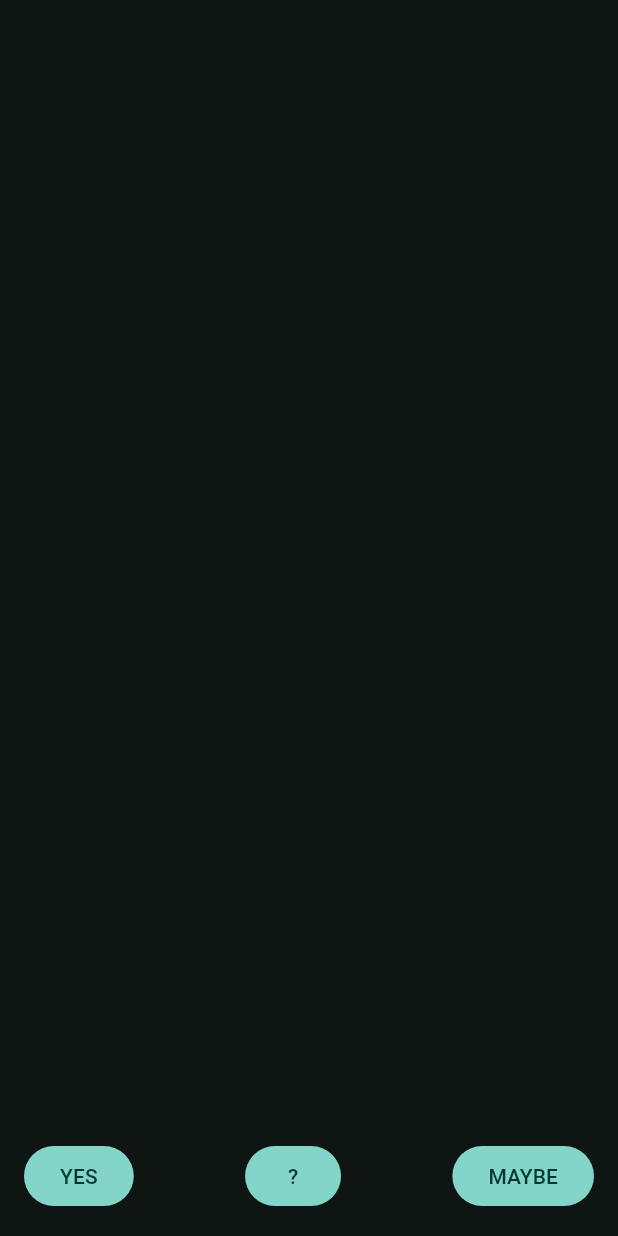
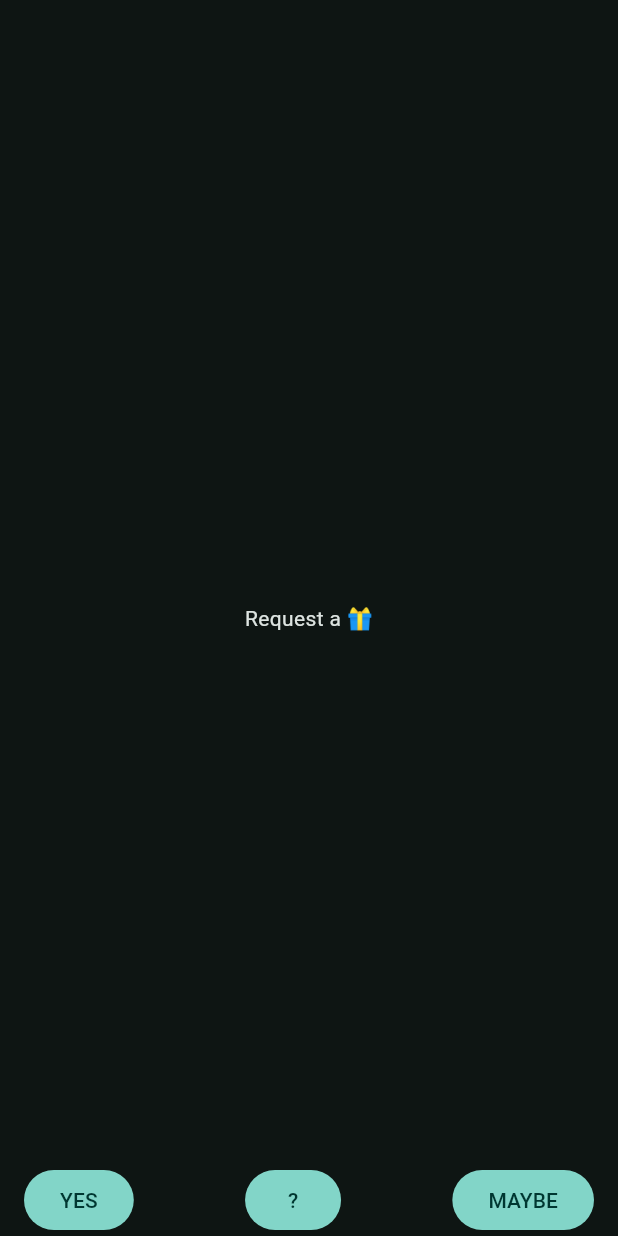
Before and after one commit to daniMatilla/archetype-locator, a Flutter app: the screen it shows after launch, on a phone screen of 412 x 824 dp. Run offline on Flutter 3.47's test engine with Material 3 defaults, Android fonts, the phone set to English and light mode, and no system bars; our stand-ins replace dio, equatable, flutter_bloc, get_it, get_it_mixin, go_router and 2 more; generated files the repository leaves out were written again.

```diff
--- /dev/null
+++ b/app/lib/di/cubit.module.dart
@@ -0,0 +1,6 @@
+import 'package:locator/locator.dart';
+import 'package:sample/cubit/sample_cubit.dart';
+
+get cubitModule => {
+      getIt.registerSingleton<SampleCubit>(SampleCubit(get())),
+    };
--- a/app/lib/main.dart
+++ b/app/lib/main.dart
@@ -1,9 +1,11 @@
+import 'package:app/di/cubit.module.dart';
 import 'package:app/di/remote_datasource.module.dart';
 import 'package:app/di/repository.module.dart';
 import 'package:app/di/service.module.dart';
 import 'package:flutter/material.dart';
 import 'package:design_system/theme.dart';
 import 'package:flutter_bloc/flutter_bloc.dart';
+import 'package:locator/locator.dart';
 import 'package:sample/cubit/sample_cubit.dart';
 
 import 'router/router.dart';
@@ -14,6 +16,7 @@ setUpModules() {
   serviceModule;
   repositoryModule;
   // useCaseModule;
+  cubitModule;
 }
 
 void main() {
@@ -26,13 +29,10 @@ class MainApp extends StatelessWidget {
 
   @override
   Widget build(BuildContext context) {
-    return BlocProvider(
-      create: (context) => SampleCubit(),
-      child: MaterialApp.router(
-        debugShowCheckedModeBanner: false,
-        theme: AppTheme(selectedColor: 2).theme(),
-        routerConfig: appRouter,
-      ),
+    return MaterialApp.router(
+      debugShowCheckedModeBanner: false,
+      theme: AppTheme(selectedColor: 2).theme(),
+      routerConfig: appRouter,
     );
   }
 }
--- a/app/lib/router/router.routes.dart
+++ b/app/lib/router/router.routes.dart
@@ -1,7 +1,7 @@
 part of 'router.dart';
 
 // Match the SharedRoutes to the screen here...
-const MapWidget _appRoutes = {
+MapWidget _appRoutes = {
   SharedRoutes.detail: DetailScreen(),
-  SharedRoutes.home: SampleScreen(),
+  SharedRoutes.home: BlocProvider(create: (context) => getIt<SampleCubit>(), child: SampleScreen()),
 };
--- a/feature/sample/lib/cubit/sample_cubit.dart
+++ b/feature/sample/lib/cubit/sample_cubit.dart
@@ -1,21 +1,18 @@
 import 'package:equatable/equatable.dart';
 import 'package:flutter_bloc/flutter_bloc.dart';
 
-import 'package:locator/locator.dart';
 import 'package:domain/movie/repository/isample.repository.dart';
 import 'package:domain/movie/bo/sample.bo.dart';
 
 part 'sample_state.dart';
 
 class SampleCubit extends Cubit<SampleState> {
-  final _repository = getIt<ISampleRepository>();
+  SampleCubit(this.repository) : super(const SampleState());
+  ISampleRepository repository;
 
-  SampleCubit() : super(const SampleState());
-
-  request(String? request) async {
+  void request(String? request) async {
     emit(state.update(loading: true));
-    await Future.delayed(const Duration(seconds: 2));
-    final sample = await _repository.getSample(force: request);
+    final sample = await repository.getSample(force: request);
     emit(state.update(sample: sample, loading: false));
   }
 }
--- a/feature/sample/lib/cubit/sample_state.dart
+++ b/feature/sample/lib/cubit/sample_state.dart
@@ -3,16 +3,11 @@ part of 'sample_cubit.dart';
 class SampleState extends Equatable {
   const SampleState({
     this.sample,
-    this.loading = false,
   });
   final SampleBo? sample;
-  final bool loading;
 
   @override
-  List<Object?> get props => [
-        sample,
-        loading,
-      ];
+  List<Object?> get props => [sample];
 
   SampleState update({
     SampleBo? sample,
@@ -20,6 +15,5 @@ class SampleState extends Equatable {
   }) =>
       SampleState(
         sample: sample ?? this.sample,
-        loading: loading ?? this.loading,
       );
 }
--- a/feature/sample/lib/sample.screen.dart
+++ b/feature/sample/lib/sample.screen.dart
@@ -1,9 +1,11 @@
+import 'package:domain/movie/bo/sample.bo.dart';
 import 'package:flutter/material.dart';
 import 'package:flutter_bloc/flutter_bloc.dart';
+import 'package:locator/locator.dart';
 import 'package:sample/cubit/sample_cubit.dart';
 
-class SampleScreen extends StatelessWidget {
-  const SampleScreen({Key? key}) : super(key: key);
+class SampleScreen extends BaseStatelessWidget {
+  SampleScreen({Key? key}) : super(key: key);
 
   @override
   Widget build(BuildContext context) {
@@ -11,40 +13,48 @@ class SampleScreen extends StatelessWidget {
     final state = cubit.state;
 
     return Scaffold(
-      body: Center(
-        child: Stack(
-          alignment: Alignment.center,
-          fit: StackFit.expand,
+      body: Stack(
+        alignment: Alignment.bottomCenter,
         children: [
-            state.loading
-                ? const Center(child: CircularProgressIndicator())
-                : state.sample != null
-                    ? Image.network(
-                        state.sample!.urlGif,
-                        fit: BoxFit.cover,
-                        loadingBuilder: (context, child, loadingProgress) {
-                          return loadingProgress == null
-                              ? child
-                              : Center(
-                                  child: CircularProgressIndicator(
-                                    value:
-                                        loadingProgress.cumulativeBytesLoaded /
-                                            loadingProgress.expectedTotalBytes!,
-                                  ),
-                                );
-                        },
-                      )
-                    : Container(),
+          state.sample != null ? _GifView(sample: state.sample!) : const Center(child: Text('Request a 🎁')),
           Column(
-              mainAxisAlignment: MainAxisAlignment.spaceBetween,
             children: [
-                Expanded(child: _Text(state: state)),
+              const Spacer(),
               _Buttons(cubit: cubit),
             ],
           ),
         ],
       ),
+    );
+  }
+}
+
+class _GifView extends StatelessWidget {
+  const _GifView({required this.sample});
+  final SampleBo sample;
+
+  @override
+  Widget build(BuildContext context) {
+    return Image.network(
+      sample.urlGif,
+      fit: BoxFit.cover,
+      loadingBuilder: (context, child, loadingProgress) {
+        return loadingProgress != null
+            ? const Center(child: CircularProgressIndicator())
+            : Stack(
+                alignment: Alignment.center,
+                fit: StackFit.expand,
+                children: [
+                  child,
+                  Center(
+                    child: Text(
+                      sample.answer,
+                      style: const TextStyle(fontSize: 124, fontWeight: FontWeight.bold, color: Colors.white24),
                     ),
+                  )
+                ],
+              );
+      },
     );
   }
 }
@@ -55,50 +65,17 @@ class _Buttons extends StatelessWidget {
 
   @override
   Widget build(BuildContext context) {
-    return Padding(
-      padding: const EdgeInsets.only(
-        bottom: 16,
-        left: 16,
-        right: 16,
-      ),
+    return SafeArea(
+      top: false,
+      minimum: const EdgeInsets.symmetric(horizontal: 16),
       child: Row(
         mainAxisAlignment: MainAxisAlignment.spaceBetween,
         children: [
-          FilledButton(
-            onPressed: () => cubit.request('yes'),
-            child: const Text('YES'),
-          ),
-          FilledButton(
-            onPressed: () => cubit.request(null),
-            child: const Text('?'),
-          ),
-          FilledButton(
-            onPressed: () => cubit.request('maybe'),
-            child: const Text('MAYBE'),
-          ),
+          FilledButton(onPressed: () => cubit.request('yes'), child: const Text('YES')),
+          FilledButton(onPressed: () => cubit.request(null), child: const Text('?')),
+          FilledButton(onPressed: () => cubit.request('maybe'), child: const Text('MAYBE')),
         ],
       ),
     );
   }
 }
-
-class _Text extends StatelessWidget {
-  const _Text({required this.state});
-  final SampleState state;
-
-  @override
-  Widget build(BuildContext context) {
-    return Center(
-      child: (state.sample != null)
-          ? Text(
-              state.sample!.answer,
-              style: const TextStyle(
-                fontSize: 124,
-                fontWeight: FontWeight.bold,
-                color: Colors.white24,
-              ),
-            )
-          : null,
-    );
-  }
-}
--- a/locator/lib/locator.dart
+++ b/locator/lib/locator.dart
@@ -1,4 +1,10 @@
+import 'package:flutter/widgets.dart';
 import 'package:get_it/get_it.dart';
+import 'package:get_it_mixin/get_it_mixin.dart';
 
 final GetIt getIt = GetIt.instance;
 T get<T extends Object>() => getIt.get();
+
+abstract class BaseStatelessWidget extends StatelessWidget with GetItMixin {
+  BaseStatelessWidget({Key? key}) : super(key: key);
+}
--- a/locator/pubspec.yaml
+++ b/locator/pubspec.yaml
@@ -5,7 +5,9 @@ environment:
   sdk: ^3.2.5
 
 dependencies:
-  get_it: ^7.6.7
+  flutter:
+    sdk: flutter
+  get_it_mixin: ^4.2.2
 
 dev_dependencies:
-  lints: ^2.1.0
+  flutter_lints: ^2.0.0
```
Also changed, not shown: app/lib/router/router.dart (+8 -5 lines), app/pubspec.lock. Lines whose indentation alone changed are shown as unchanged.
